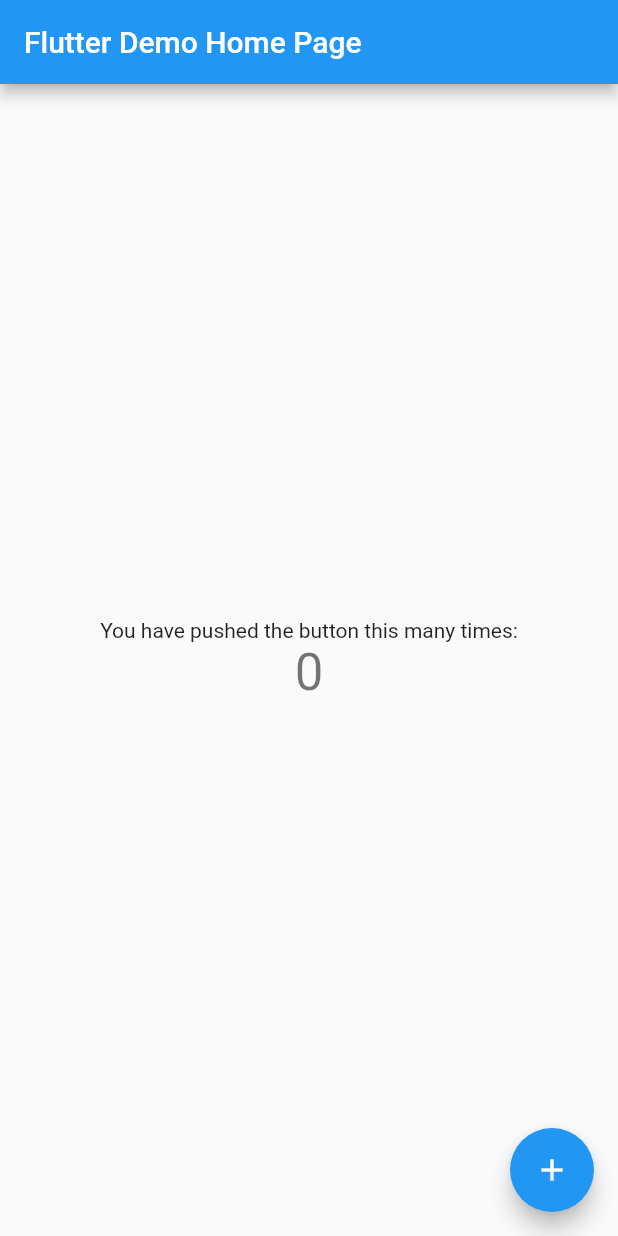
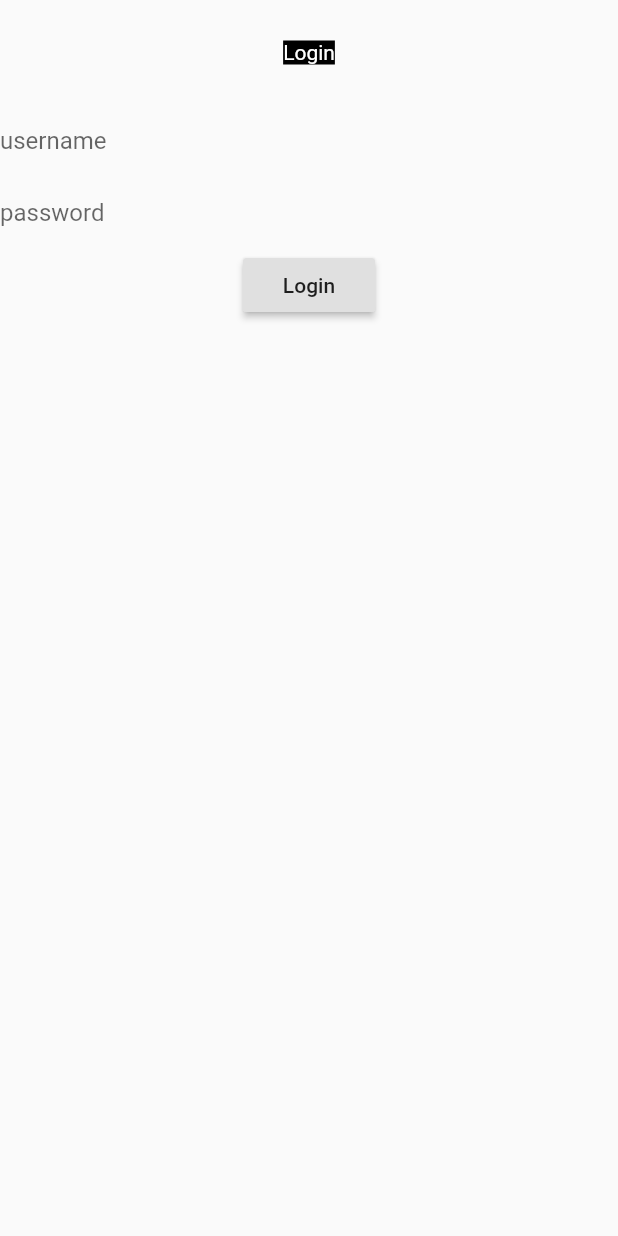
Before and after one commit to Nafisha79/task_n, a Flutter app: the screen it shows after launch, on a phone screen of 412 x 824 dp. Run offline on Flutter 3.47's test engine with Material 2 defaults, Android fonts, the phone set to English and light mode, and no system bars.

```diff
--- a/lib/main.dart
+++ b/lib/main.dart
@@ -1,4 +1,6 @@
 import 'package:flutter/material.dart';
+import 'package:task_n/screen1.dart';
+
 
 void main() {
   runApp(MyApp());
@@ -9,109 +11,15 @@ class MyApp extends StatelessWidget {
   @override
   Widget build(BuildContext context) {
     return MaterialApp(
+      debugShowCheckedModeBanner: false,
       title: 'Flutter Demo',
       theme: ThemeData(
-        // This is the theme of your application.
-        //
-        // Try running your application with "flutter run". You'll see the
-        // application has a blue toolbar. Then, without quitting the app, try
-        // changing the primarySwatch below to Colors.green and then invoke
-        // "hot reload" (press "r" in the console where you ran "flutter run",
-        // or simply save your changes to "hot reload" in a Flutter IDE).
-        // Notice that the counter didn't reset back to zero; the application
-        // is not restarted.
+
         primarySwatch: Colors.blue,
-        // This makes the visual density adapt to the platform that you run
-        // the app on. For desktop platforms, the controls will be smaller and
-        // closer together (more dense) than on mobile platforms.
+
         visualDensity: VisualDensity.adaptivePlatformDensity,
       ),
-      home: MyHomePage(title: 'Flutter Demo Home Page'),
+      home: Screen1(),
     );
   }
 }
-
-class MyHomePage extends StatefulWidget {
-  MyHomePage({Key key, this.title}) : super(key: key);
-
-  // This widget is the home page of your application. It is stateful, meaning
-  // that it has a State object (defined below) that contains fields that affect
-  // how it looks.
-
-  // This class is the configuration for the state. It holds the values (in this
-  // case the title) provided by the parent (in this case the App widget) and
-  // used by the build method of the State. Fields in a Widget subclass are
-  // always marked "final".
-
-  final String title;
-
-  @override
-  _MyHomePageState createState() => _MyHomePageState();
-}
-
-class _MyHomePageState extends State<MyHomePage> {
-  int _counter = 0;
-
-  void _incrementCounter() {
-    setState(() {
-      // This call to setState tells the Flutter framework that something has
-      // changed in this State, which causes it to rerun the build method below
-      // so that the display can reflect the updated values. If we changed
-      // _counter without calling setState(), then the build method would not be
-      // called again, and so nothing would appear to happen.
-      _counter++;
-    });
-  }
-
-  @override
-  Widget build(BuildContext context) {
-    // This method is rerun every time setState is called, for instance as done
-    // by the _incrementCounter method above.
-    //
-    // The Flutter framework has been optimized to make rerunning build methods
-    // fast, so that you can just rebuild anything that needs updating rather
-    // than having to individually change instances of widgets.
-    return Scaffold(
-      appBar: AppBar(
-        // Here we take the value from the MyHomePage object that was created by
-        // the App.build method, and use it to set our appbar title.
-        title: Text(widget.title),
-      ),
-      body: Center(
-        // Center is a layout widget. It takes a single child and positions it
-        // in the middle of the parent.
-        child: Column(
-          // Column is also a layout widget. It takes a list of children and
-          // arranges them vertically. By default, it sizes itself to fit its
-          // children horizontally, and tries to be as tall as its parent.
-          //
-          // Invoke "debug painting" (press "p" in the console, choose the
-          // "Toggle Debug Paint" action from the Flutter Inspector in Android
-          // Studio, or the "Toggle Debug Paint" command in Visual Studio Code)
-          // to see the wireframe for each widget.
-          //
-          // Column has various properties to control how it sizes itself and
-          // how it positions its children. Here we use mainAxisAlignment to
-          // center the children vertically; the main axis here is the vertical
-          // axis because Columns are vertical (the cross axis would be
-          // horizontal).
-          mainAxisAlignment: MainAxisAlignment.center,
-          children: <Widget>[
-            Text(
-              'You have pushed the button this many times:',
-            ),
-            Text(
-              '$_counter',
-              style: Theme.of(context).textTheme.headline4,
-            ),
-          ],
-        ),
-      ),
-      floatingActionButton: FloatingActionButton(
-        onPressed: _incrementCounter,
-        tooltip: 'Increment',
-        child: Icon(Icons.add),
-      ), // This trailing comma makes auto-formatting nicer for build methods.
-    );
-  }
-}
--- /dev/null
+++ b/lib/screen1.dart
@@ -0,0 +1,56 @@
+import 'package:flutter/material.dart';
+
+import 'Screen2.dart';
+
+class Screen1 extends StatefulWidget {
+  @override
+  _Screen1State createState() => _Screen1State();
+}
+
+class _Screen1State extends State<Screen1> {
+  @override
+  Widget build(BuildContext context) {
+    return Scaffold(
+      body: Column(
+        children: [
+          Padding(
+            padding: const EdgeInsets.fromLTRB(10.0, 27.0, 10.0, 27.0),
+            child: Container(
+                decoration: BoxDecoration(color: Colors.black),
+                child: Text(
+                  'Login',
+                  style: TextStyle(color: Colors.white),
+                )),
+          ),
+          Center(
+            child: Container(
+              child: TextField(
+                decoration: InputDecoration(
+                  hintText: 'username',
+                  border: InputBorder.none,
+                ),
+              ),
+            ),
+          ),
+          TextField(
+            decoration: InputDecoration(
+              hintText: 'password',
+              border: InputBorder.none,
+            ),
+          ),
+          RaisedButton(
+            child: Text('Login'),
+            onPressed: () {
+              Navigator.push(
+                (context),
+                MaterialPageRoute(builder: (context) {
+                  return Screen2();
+                }),
+              );
+            },
+          ),
+        ],
+      ),
+    );
+  }
+}
--- a/pubspec.yaml
+++ b/pubspec.yaml
@@ -43,7 +43,8 @@ flutter:
   # included with your application, so that you can use the icons in
   # the material Icons class.
   uses-material-design: true
-
+  assets:
+  - images/
   # To add assets to your application, add an assets section, like this:
   # assets:
   #   - images/a_dot_burr.jpeg
```
Also changed, not shown: lib/Screen2.dart (added, +60 -0 lines), images/sky.jpg (added), 1 other file.
